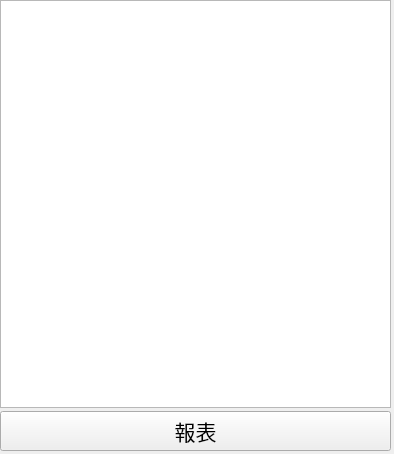
smandyscom/front-base-widget, file bank-view/frontmaterialselectionv2.ui: the form before one commit.
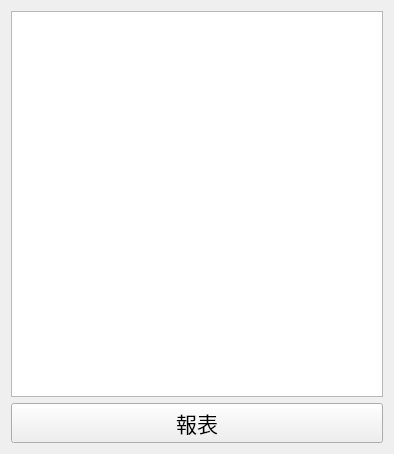
The form after the commit.

```diff
--- a/bank-view/frontmaterialselectionv2.ui
+++ b/bank-view/frontmaterialselectionv2.ui
@@ -18,35 +18,38 @@
   <property name="windowTitle">
    <string>Form</string>
   </property>
-  <widget class="QWidget" name="">
-   <property name="geometry">
-    <rect>
-     <x>0</x>
-     <y>0</y>
-     <width>391</width>
-     <height>451</height>
-    </rect>
-   </property>
-   <layout class="QVBoxLayout" name="verticalLayout">
-    <property name="spacing">
-     <number>3</number>
-    </property>
-    <item>
+  <layout class="QGridLayout" name="gridLayout_2">
+   <item row="0" column="0">
+    <layout class="QGridLayout" name="gridLayout">
+     <item row="0" column="0">
      <widget class="QTableView" name="tableViewReportHead">
+       <property name="sizePolicy">
+        <sizepolicy hsizetype="Expanding" vsizetype="Expanding">
+         <horstretch>0</horstretch>
+         <verstretch>0</verstretch>
+        </sizepolicy>
+       </property>
       <attribute name="verticalHeaderVisible">
        <bool>false</bool>
       </attribute>
      </widget>
     </item>
-    <item>
+     <item row="1" column="0">
      <widget class="QPushButton" name="pushButtonReport">
+       <property name="sizePolicy">
+        <sizepolicy hsizetype="Preferred" vsizetype="Preferred">
+         <horstretch>0</horstretch>
+         <verstretch>0</verstretch>
+        </sizepolicy>
+       </property>
       <property name="text">
        <string>報表</string>
       </property>
      </widget>
     </item>
    </layout>
-  </widget>
+   </item>
+  </layout>
  </widget>
  <resources/>
  <connections/>
```
Lines whose indentation alone changed are shown as unchanged.
